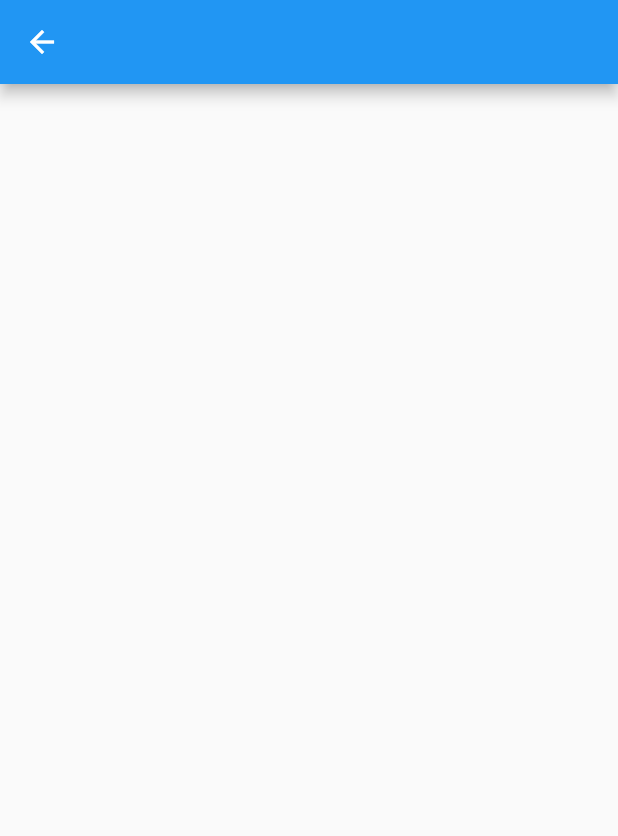
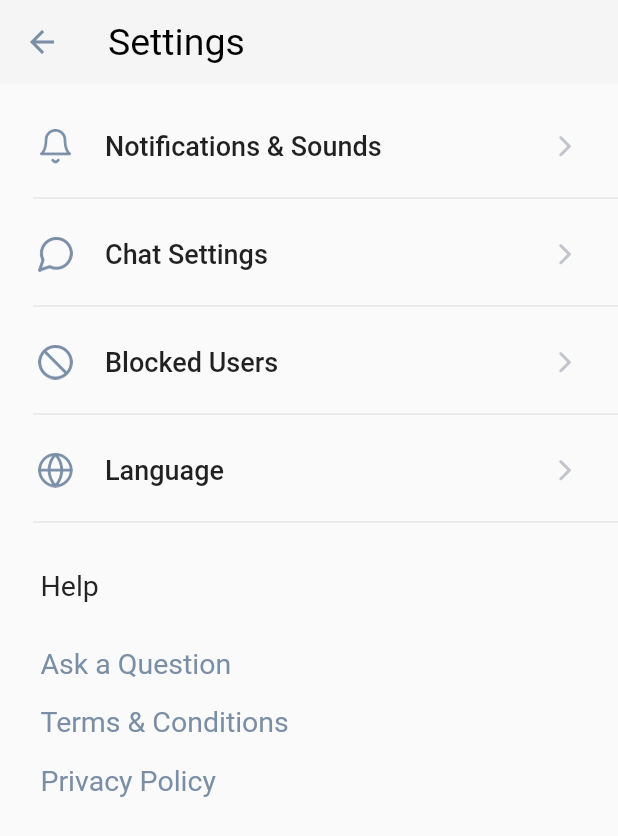
Before and after one commit to 1AhmedYasser/prive, a Flutter app: the SettingsScreen screen opened by its route, on a phone screen of 412 x 824 dp. Shown: the top 836 px of the screen. Run offline on Flutter 3.47's test engine with Material 2 defaults, Android fonts, the phone set to English and light mode, and no system bars; our stand-ins replace adaptive_dialog, auto_size_text, bot_toast, cached_network_image, connectivity_plus, convex_bottom_bar and 16 more; missing offline and left inert: country_calling_code_picker; accounts and stored records are empty; Roboto replaces fonts that are missing (SFPro).

Commit message:
Added More Screen

```diff
--- a/lib/Extras/resources.dart
+++ b/lib/Extras/resources.dart
@@ -17,6 +17,10 @@ class Images {
   String myGroupsImage = "$path/my_groups_image.png";
   String peopleNearbyImage = "$path/people_nearby_image.png";
   String settingsImage = "$path/settings_image.png";
+  String blockedUserImage = "$path/blocked_user_image.png";
+  String chatImage = "$path/chat_image.png";
+  String languageImage = "$path/language_image.png";
+  String notificationBellImage = "$path/notification_bell_image.png";
 }
 
 class Animations {
--- a/lib/Screens/More/settings_screen.dart
+++ b/lib/Screens/More/settings_screen.dart
@@ -1,4 +1,7 @@
 import 'package:flutter/material.dart';
+import 'package:flutter/services.dart';
+import 'package:flutter_staggered_animations/flutter_staggered_animations.dart';
+import 'package:prive/Extras/resources.dart';
 
 class SettingsScreen extends StatefulWidget {
   const SettingsScreen({Key? key}) : super(key: key);
@@ -11,7 +14,126 @@ class _SettingsScreenState extends State<SettingsScreen> {
   @override
   Widget build(BuildContext context) {
     return Scaffold(
-      appBar: AppBar(),
+      appBar: AppBar(
+        backgroundColor: Colors.grey.shade100,
+        elevation: 0,
+        systemOverlayStyle: const SystemUiOverlayStyle(
+          statusBarBrightness: Brightness.light,
+        ),
+        leading: const BackButton(
+          color: Color(0xff7a8fa6),
+        ),
+        title: const Text(
+          "Settings",
+          style: TextStyle(
+            fontSize: 25,
+            color: Colors.black,
+            fontWeight: FontWeight.w400,
+          ),
+        ),
+      ),
+      body: SingleChildScrollView(
+        child: AnimationLimiter(
+          child: Column(
+            crossAxisAlignment: CrossAxisAlignment.start,
+            children: AnimationConfiguration.toStaggeredList(
+              duration: const Duration(milliseconds: 375),
+              childAnimationBuilder: (widget) => SlideAnimation(
+                horizontalOffset: 50.0,
+                child: FadeInAnimation(
+                  child: widget,
+                ),
+              ),
+              children: [
+                const SizedBox(height: 30),
+                _buildMoreOption(() {},
+                    image: R.images.notificationBellImage,
+                    title: "Notifications & Sounds"),
+                _buildMoreOption(() {},
+                    image: R.images.chatImage, title: "Chat Settings"),
+                _buildMoreOption(() {},
+                    image: R.images.blockedUserImage, title: "Blocked Users"),
+                _buildMoreOption(
+                  () {
+                    Navigator.pushNamed(context, R.routes.settingsRoute);
+                  },
+                  image: R.images.languageImage,
+                  title: "Language",
+                ),
+                const SizedBox(height: 5),
+                buildSettingsChoices("Help", () {},
+                    bottom: 30, textColor: const Color(0xff232323)),
+                buildSettingsChoices("Ask a Question", () {}),
+                buildSettingsChoices("Terms & Conditions", () {}),
+                buildSettingsChoices("Privacy Policy", () {}),
+              ],
+            ),
+          ),
+        ),
+      ),
+    );
+  }
+
+  Widget buildSettingsChoices(String text, Function onPressed,
+      {double bottom = 17, Color textColor = const Color(0xff7a8fa6)}) {
+    return Padding(
+      padding: EdgeInsets.only(left: 27, right: 27, bottom: bottom),
+      child: GestureDetector(
+        onTap: () => onPressed(),
+        child: Text(
+          text,
+          style: TextStyle(
+            fontSize: 19,
+            fontWeight: FontWeight.w400,
+            color: textColor,
+          ),
+        ),
+      ),
+    );
+  }
+
+  Widget _buildMoreOption(Function onPressed,
+      {String image = "", String title = "", bool showDivider = true}) {
+    return InkWell(
+      splashColor: Colors.transparent,
+      highlightColor: Colors.transparent,
+      onTap: () => onPressed(),
+      child: Column(
+        children: [
+          Padding(
+            padding: const EdgeInsets.only(left: 22, right: 27, bottom: 15),
+            child: Row(
+              children: [
+                Image.asset(
+                  image,
+                  width: 30,
+                  height: 23,
+                ),
+                const SizedBox(width: 18),
+                Text(
+                  title,
+                  style: const TextStyle(
+                    fontSize: 18,
+                    fontWeight: FontWeight.w500,
+                  ),
+                ),
+                const Expanded(child: SizedBox()),
+                const Icon(
+                  Icons.arrow_forward_ios_rounded,
+                  size: 17,
+                  color: Color(0xffc2c4ca),
+                )
+              ],
+            ),
+          ),
+          if (showDivider)
+            const Padding(
+              padding: EdgeInsets.only(left: 22),
+              child: Divider(),
+            ),
+          const SizedBox(height: 18)
+        ],
+      ),
     );
   }
 }
```
Also changed, not shown: assets/images/blocked_user_image.png (added), assets/images/chat_image.png (added), assets/images/language_image.png (added), assets/images/notification_bell_image.png (added).
